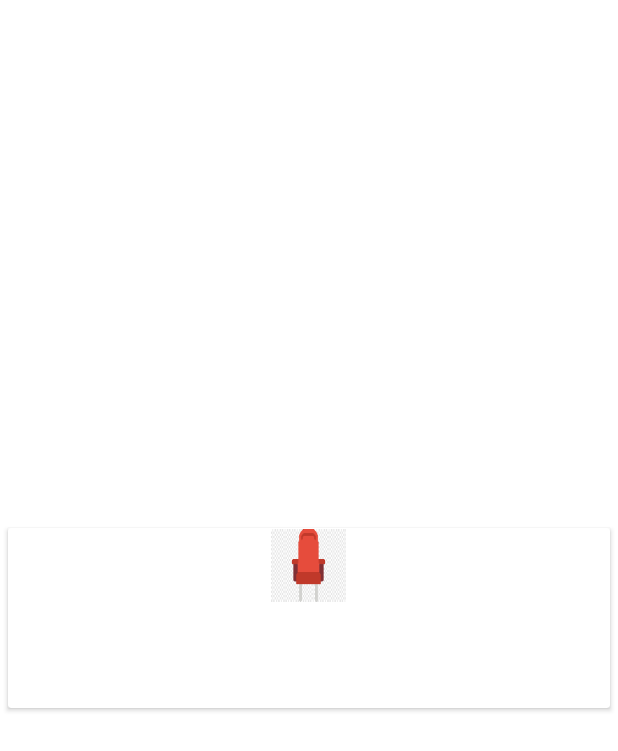
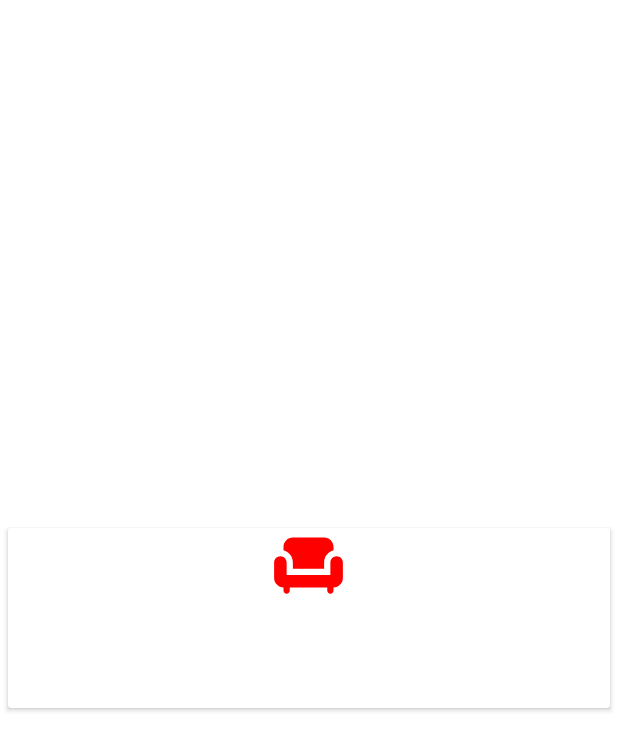
Before and after one commit to tarkomate99/CinemaApp, an Android app: the layout seat_item.xml on its own in the app's theme, with its tools: preview values and no code run, on a phone screen of 412 x 824 dp. Shown: the top 751 px of the screen. Run offline under Robolectric (Android 15) with nearby library versions, the phone set to English and light mode, and no system bars.

Commit message:
deleted png-s

```diff
--- a/app/src/main/java/com/example/cinemaapp/MainActivity.java
+++ b/app/src/main/java/com/example/cinemaapp/MainActivity.java
@@ -69,8 +69,8 @@ public class MainActivity extends AppCompatActivity {
     }
 
     @Override
-    protected void onStop() {
-        super.onStop();
+    protected void onDestroy() {
+        super.onDestroy();
         FirebaseAuth.getInstance().signOut();
     }
 
--- a/app/src/main/res/layout/seat_item.xml
+++ b/app/src/main/res/layout/seat_item.xml
@@ -15,7 +15,7 @@
             android:layout_width="50dp"
             android:layout_height="50dp"
             android:layout_gravity="center"
-            android:src="@drawable/seat_not_selected"/>
+            android:src="@drawable/cinema_chair_not_selected"/>
 
         <TextView
             android:id="@+id/seatText"
```
Also changed, not shown: app/src/main/res/drawable/seat_not_selected.png (deleted), app/src/main/res/drawable/seat_selected.png (deleted).
